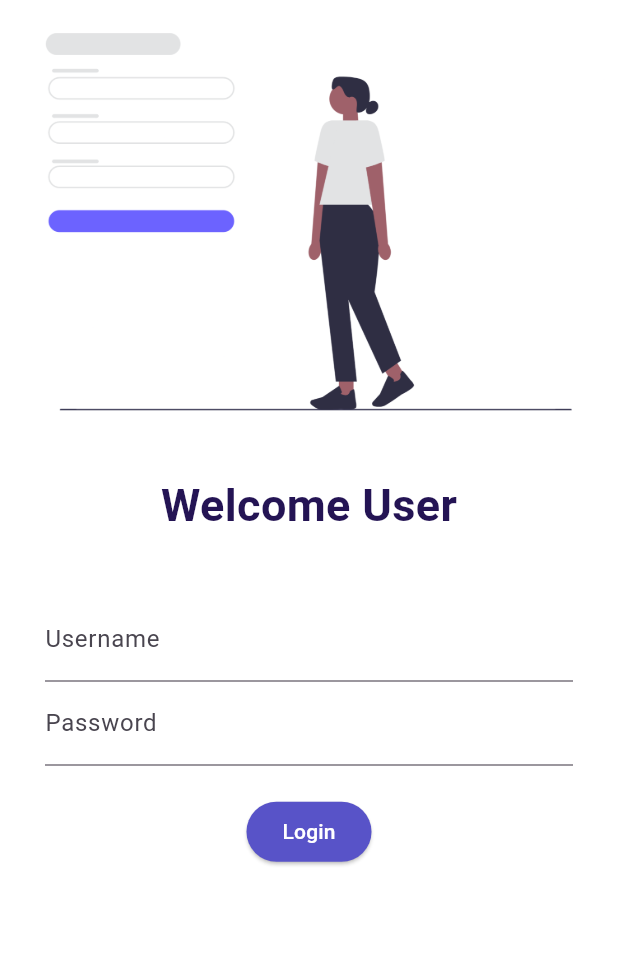
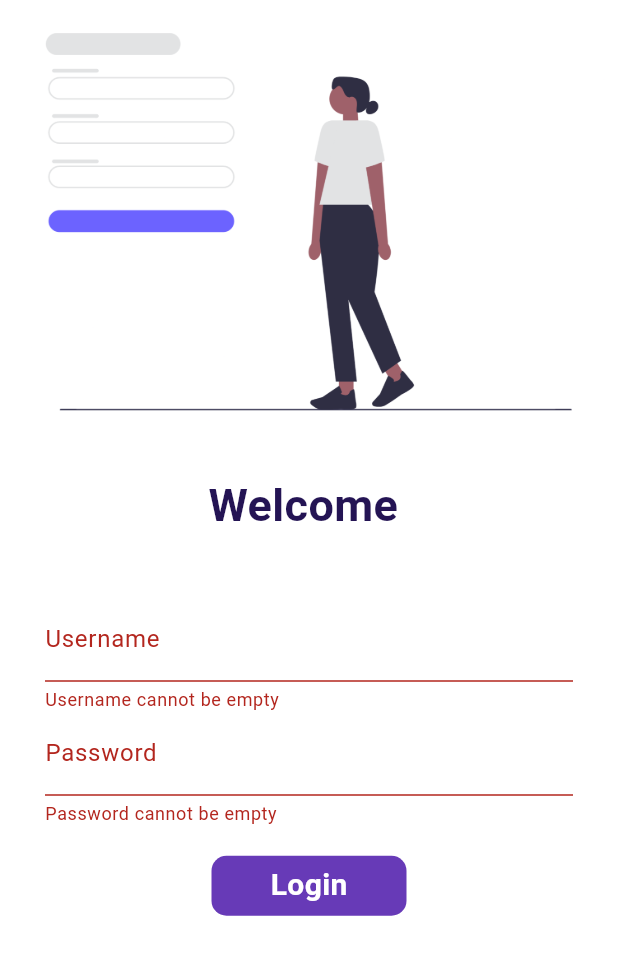
Before and after one commit to gauravmatolia/catalog_app, a Flutter app: the screen it shows after launch, after a tap on "Login", on a phone screen of 412 x 824 dp. Shown: the top 955 px of the screen. Run offline on Flutter 3.47's test engine with Material 3 defaults, Android fonts, the phone set to English and light mode, and no system bars.

```diff
--- a/lib/main.dart
+++ b/lib/main.dart
@@ -1,13 +1,14 @@
 import 'package:flutter/material.dart';
 import 'screens/home.dart';
 import 'screens/login.dart';
+import 'utils/router.dart';
 
 void main(){
   runApp(MyApp());
 }
 
 class MyApp extends StatelessWidget {
-  const MyApp({super.key});
+  const MyApp();
 
   @override
   Widget build(BuildContext context) {
@@ -20,8 +21,8 @@ class MyApp extends StatelessWidget {
         )
       ),
       routes: {
-        '/': (context) => LoginScreen(),
-        '/home': (context) => HomePage(),
+        MyRoutes.loginRoute: (context) => LoginScreen(),
+        MyRoutes.homeRoute: (context) => HomePage(),
       },
     );
   }
--- a/lib/screens/home.dart
+++ b/lib/screens/home.dart
@@ -1,7 +1,7 @@
 import 'package:flutter/material.dart';
 
 class HomePage extends StatelessWidget {
-  const HomePage({super.key});
+  const HomePage();
 
   @override
   Widget build(BuildContext context) {
--- a/lib/screens/login.dart
+++ b/lib/screens/login.dart
@@ -1,12 +1,40 @@
+import 'package:catalog_app/utils/router.dart';
 import 'package:flutter/material.dart';
 
-class LoginScreen extends StatelessWidget {
-  const LoginScreen({super.key});
+class LoginScreen extends StatefulWidget {
+  const LoginScreen();
+
+  @override
+  State<LoginScreen> createState() => _LoginScreenState();
+}
+
+class _LoginScreenState extends State<LoginScreen> {
+  String name = "";
+  bool pressedLogin = false;
+  final _formkey = GlobalKey<FormState>();
+
+  moveToHome(BuildContext context) async{
+
+    if (_formkey.currentState!.validate()) {
+      setState(() {
+        pressedLogin = true;
+      });
+      await Future.delayed(Duration(seconds: 2));
+      await Navigator.pushNamed(
+      context, MyRoutes.homeRoute);
+      setState(() {
+        pressedLogin = false;
+      });
+    }
+  }
 
   @override
   Widget build(BuildContext context) {
     return Material(
       color: Colors.white,
+      child: SingleChildScrollView(
+        child: Form(
+          key: _formkey,
           child: Column(
             children: [
               Image.asset(
@@ -16,7 +44,7 @@ class LoginScreen extends StatelessWidget {
                 SizedBox(
                   height: 20,
                 ),
-          Text("Welcome User",
+              Text("Welcome $name",
               style: TextStyle(
                 color: const Color.fromARGB(255, 36, 20, 84),
                 fontSize: 30,
@@ -38,6 +66,17 @@ class LoginScreen extends StatelessWidget {
                         ),
                         labelText: "Username",
                       ),
+                      validator:(value) {
+                        if(value!.isEmpty){
+                        return "Username cannot be empty";
+                        }
+
+                        return null;
+                      },
+                      onChanged: (value) {
+                        name = value;
+                        setState(() {});
+                      },
                     ),
                     TextFormField(
                       obscureText: true,
@@ -48,25 +87,47 @@ class LoginScreen extends StatelessWidget {
                         ),
                         labelText: "Password",
                       ),
+                      validator:(value) {
+                        if(value!.isEmpty){
+                        return "Password cannot be empty";
+                        }
+                        else if(value.length < 6){
+                          return "Password should be at least 6 letters";
+                        }
+
+                        return null;
+                      },
                     ),
                   ],
                 ),
               ),
-          ElevatedButton(
-            onPressed: () => {
-              print("You have logged in!!")
-          },
-          style: TextButton.styleFrom(
-            backgroundColor: const Color.fromARGB(255, 88, 83, 200)
+              Material(
+                borderRadius: BorderRadius.circular(10),
+                color: pressedLogin ? Colors.pink.shade300 : Colors.deepPurple,
+                child: InkWell(
+                  onTap: () => moveToHome(context),
+                  child: AnimatedContainer(
+                    duration: Duration(seconds: 1),
+                    height: 40,
+                    width: 130,
+                    // decoration: BoxDecoration(
+                    // color: pressedLogin ? Colors.purpleAccent : Colors.deepPurple.shade300,
+                    // ),
+                    child: Center(
+                      child: pressedLogin ? Icon(Icons.done, color: Colors.white,) : Text("Login",
+                        style: TextStyle(
+                          color: Colors.white,
+                          fontWeight:FontWeight.bold,
+                          fontSize: 20,
                       ),
-          child: Text(
-            "Login",
-            style: TextStyle(
-              color: Colors.white
-            ),),
-
+                      ),
+                    ),
+                  ),
+                ),
               ),
             ],
+          ),
+        ),
       ),
     );
   }
--- /dev/null
+++ b/lib/utils/router.dart
@@ -0,0 +1,4 @@
+class MyRoutes {
+  static String loginRoute = '/';
+  static String homeRoute = '/home';
+}
```
Lines whose indentation alone changed are shown as unchanged.
